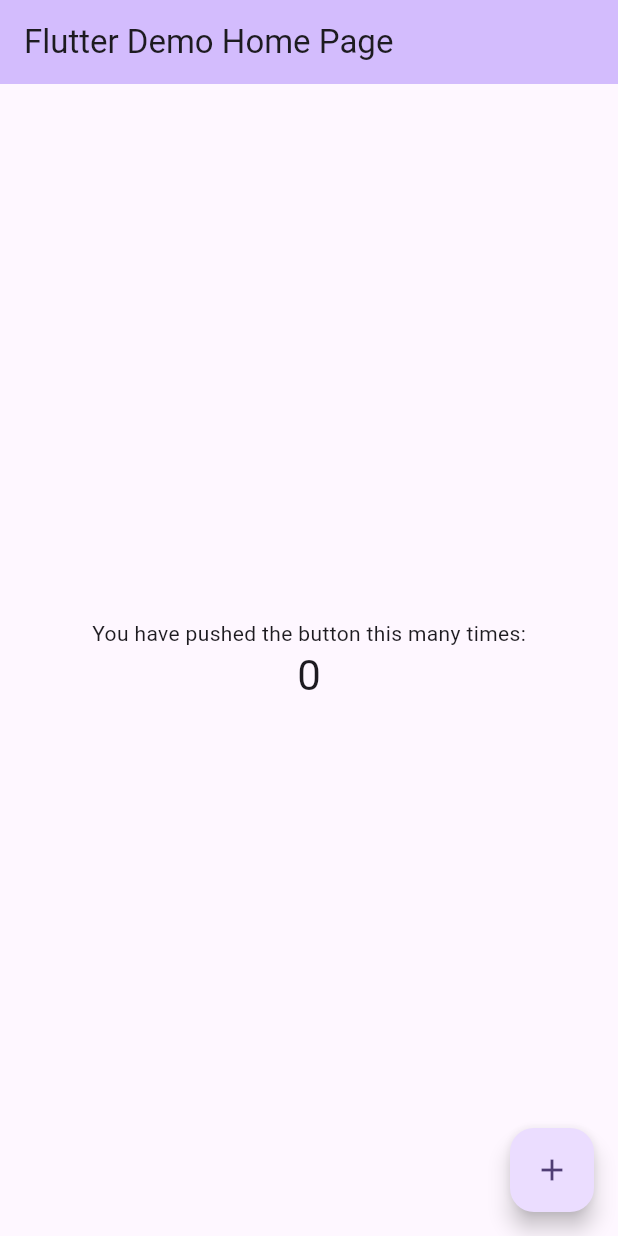
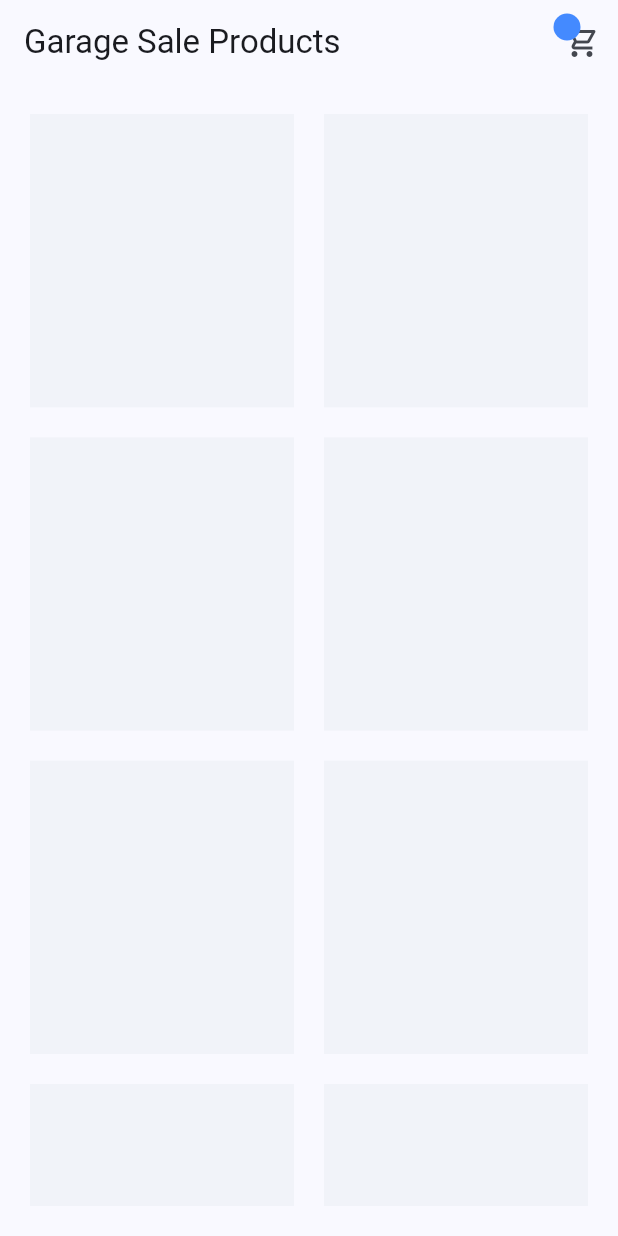
Before and after one commit to ShlokGupta24/garage_sale_product_list_app, a Flutter app: the screen it shows after launch, on a phone screen of 412 x 824 dp. Run offline on Flutter 3.47's test engine with Material 3 defaults, Android fonts, the light colour scheme and no system bars.

Commit message:
Basic UI of App is created.

```diff
--- a/lib/main.dart
+++ b/lib/main.dart
@@ -1,122 +1,17 @@
 import 'package:flutter/material.dart';
+import 'package:garage_sale_product_list_app/screens/cart/cart_screen.dart';
+import 'package:garage_sale_product_list_app/screens/home/home.dart';
 
 void main() {
-  runApp(const MyApp());
+  runApp(MaterialApp(
+   title: '',
+    theme: ThemeData(
+      colorScheme: ColorScheme.fromSeed(seedColor: Colors.blueAccent)
+    ),
+    home: const Home(),
+    routes: {
+     '/cartscreen':(context)=> CartScreen(),
+      '/home':(context)=>Home()
+    },
+  ));
 }
-
-class MyApp extends StatelessWidget {
-  const MyApp({super.key});
-
-  // This widget is the root of your application.
-  @override
-  Widget build(BuildContext context) {
-    return MaterialApp(
-      title: 'Flutter Demo',
-      theme: ThemeData(
-        // This is the theme of your application.
-        //
-        // TRY THIS: Try running your application with "flutter run". You'll see
-        // the application has a purple toolbar. Then, without quitting the app,
-        // try changing the seedColor in the colorScheme below to Colors.green
-        // and then invoke "hot reload" (save your changes or press the "hot
-        // reload" button in a Flutter-supported IDE, or press "r" if you used
-        // the command line to start the app).
-        //
-        // Notice that the counter didn't reset back to zero; the application
-        // state is not lost during the reload. To reset the state, use hot
-        // restart instead.
-        //
-        // This works for code too, not just values: Most code changes can be
-        // tested with just a hot reload.
-        colorScheme: ColorScheme.fromSeed(seedColor: Colors.deepPurple),
-      ),
-      home: const MyHomePage(title: 'Flutter Demo Home Page'),
-    );
-  }
-}
-
-class MyHomePage extends StatefulWidget {
-  const MyHomePage({super.key, required this.title});
-
-  // This widget is the home page of your application. It is stateful, meaning
-  // that it has a State object (defined below) that contains fields that affect
-  // how it looks.
-
-  // This class is the configuration for the state. It holds the values (in this
-  // case the title) provided by the parent (in this case the App widget) and
-  // used by the build method of the State. Fields in a Widget subclass are
-  // always marked "final".
-
-  final String title;
-
-  @override
-  State<MyHomePage> createState() => _MyHomePageState();
-}
-
-class _MyHomePageState extends State<MyHomePage> {
-  int _counter = 0;
-
-  void _incrementCounter() {
-    setState(() {
-      // This call to setState tells the Flutter framework that something has
-      // changed in this State, which causes it to rerun the build method below
-      // so that the display can reflect the updated values. If we changed
-      // _counter without calling setState(), then the build method would not be
-      // called again, and so nothing would appear to happen.
-      _counter++;
-    });
-  }
-
-  @override
-  Widget build(BuildContext context) {
-    // This method is rerun every time setState is called, for instance as done
-    // by the _incrementCounter method above.
-    //
-    // The Flutter framework has been optimized to make rerunning build methods
-    // fast, so that you can just rebuild anything that needs updating rather
-    // than having to individually change instances of widgets.
-    return Scaffold(
-      appBar: AppBar(
-        // TRY THIS: Try changing the color here to a specific color (to
-        // Colors.amber, perhaps?) and trigger a hot reload to see the AppBar
-        // change color while the other colors stay the same.
-        backgroundColor: Theme.of(context).colorScheme.inversePrimary,
-        // Here we take the value from the MyHomePage object that was created by
-        // the App.build method, and use it to set our appbar title.
-        title: Text(widget.title),
-      ),
-      body: Center(
-        // Center is a layout widget. It takes a single child and positions it
-        // in the middle of the parent.
-        child: Column(
-          // Column is also a layout widget. It takes a list of children and
-          // arranges them vertically. By default, it sizes itself to fit its
-          // children horizontally, and tries to be as tall as its parent.
-          //
-          // Column has various properties to control how it sizes itself and
-          // how it positions its children. Here we use mainAxisAlignment to
-          // center the children vertically; the main axis here is the vertical
-          // axis because Columns are vertical (the cross axis would be
-          // horizontal).
-          //
-          // TRY THIS: Invoke "debug painting" (choose the "Toggle Debug Paint"
-          // action in the IDE, or press "p" in the console), to see the
-          // wireframe for each widget.
-          mainAxisAlignment: MainAxisAlignment.center,
-          children: <Widget>[
-            const Text('You have pushed the button this many times:'),
-            Text(
-              '$_counter',
-              style: Theme.of(context).textTheme.headlineMedium,
-            ),
-          ],
-        ),
-      ),
-      floatingActionButton: FloatingActionButton(
-        onPressed: _incrementCounter,
-        tooltip: 'Increment',
-        child: const Icon(Icons.add),
-      ), // This trailing comma makes auto-formatting nicer for build methods.
-    );
-  }
-}
--- /dev/null
+++ b/lib/model/product.dart
@@ -0,0 +1,8 @@
+class products{
+  const products({required this.id,required this.title,required this.images,required this.price});
+
+ final String id;
+ final String title;
+ final String images;
+ final int price;
+}
--- /dev/null
+++ b/lib/screens/home/home.dart
@@ -0,0 +1,35 @@
+import 'package:flutter/material.dart';
+import 'package:garage_sale_product_list_app/screens/cart/cart_screen.dart';
+import 'package:garage_sale_product_list_app/shared/cart_icon.dart';
+
+class Home extends StatefulWidget {
+  const Home({super.key});
+
+  @override
+  State<Home> createState() => _HomeState();
+}
+
+class _HomeState extends State<Home> {
+  @override
+  Widget build(BuildContext context) {
+    return Scaffold(
+      appBar: AppBar(
+        title: Text('Garage Sale Products'),
+        actions: [CartIcon()],
+      ),
+      body: Padding(
+          padding: EdgeInsets.all(20),
+        child: GridView.builder(
+          itemCount: 8,
+            gridDelegate: SliverGridDelegateWithFixedCrossAxisCount(crossAxisCount: 2,mainAxisSpacing: 20,crossAxisSpacing: 20,childAspectRatio: 0.9),
+            itemBuilder: (context,index){
+            return Container(
+              padding: EdgeInsets.all(20),
+              color: Colors.blueGrey.withOpacity(0.05)
+            );
+            }
+        ),
+      )
+    );
+  }
+}
--- /dev/null
+++ b/lib/shared/cart_icon.dart
@@ -0,0 +1,36 @@
+import 'package:flutter/material.dart';
+
+class CartIcon extends StatefulWidget {
+  const CartIcon({super.key});
+
+  @override
+  State<CartIcon> createState() => _CartIconState();
+}
+
+class _CartIconState extends State<CartIcon> {
+  @override
+  Widget build(BuildContext context) {
+    return Stack(
+      children: [
+        IconButton(icon:  Icon(Icons.shopping_cart_outlined),
+          onPressed: (){
+            Navigator.pushNamed(context, '/cartscreen');
+          },
+        ),
+        Positioned(
+          top: 5,
+          left: 5,
+          child: Container(
+            width: 18,
+            height: 18,
+            alignment: Alignment.center,
+            decoration: BoxDecoration(
+              borderRadius: BorderRadius.circular(10),
+              color: Colors.blueAccent,
+            ),
+          ),
+        )
+      ],
+    );
+  }
+}
```
Also changed, not shown: lib/screens/cart/cart_screen.dart (added, +33 -0 lines), assets/backpack.png (added), assets/drum.png (added), assets/guitar.png (added), assets/jeans.png (added), assets/karati.png (added), assets/shorts.png (added), assets/skates.png (added), assets/suitcase.png (added), 1 other file.
